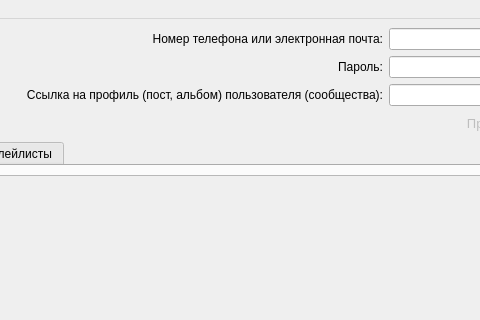
Above: src/vkmusicd/ui_files/mainwindow.ui from qwertyadrian/vk-music-downloader before the change; both pictures show x 128 to 608 and y 0 to 320 of the 877 by 581 pixel window. Below: the same form after it.
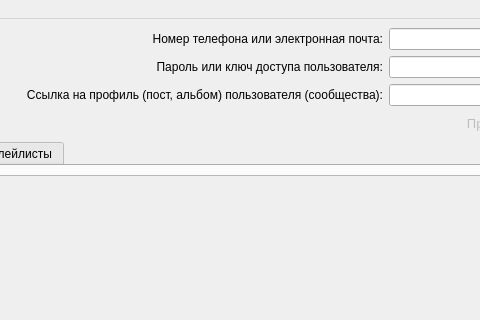
That is the form after the change. Icons and pictures are not drawn.

Commit message: Обновлена справка Обновлена информация о программе

```diff
--- a/src/vkmusicd/ui_files/mainwindow.ui
+++ b/src/vkmusicd/ui_files/mainwindow.ui
@@ -131,19 +131,6 @@
       </property>
      </widget>
     </item>
-    <item row="1" column="2" colspan="2">
-     <widget class="QLabel" name="password_text">
-      <property name="text">
-       <string>Пароль:</string>
-      </property>
-      <property name="alignment">
-       <set>Qt::AlignRight|Qt::AlignTrailing|Qt::AlignVCenter</set>
-      </property>
-      <property name="buddy">
-       <cstring>password</cstring>
-      </property>
-     </widget>
-    </item>
     <item row="5" column="3">
      <widget class="QPushButton" name="stop_button">
       <property name="sizePolicy">
@@ -342,6 +329,19 @@
       </property>
      </widget>
     </item>
+    <item row="1" column="1" colspan="3">
+     <widget class="QLabel" name="password_text">
+      <property name="text">
+       <string>Пароль или ключ доступа пользователя:</string>
+      </property>
+      <property name="alignment">
+       <set>Qt::AlignRight|Qt::AlignTrailing|Qt::AlignVCenter</set>
+      </property>
+      <property name="buddy">
+       <cstring>password</cstring>
+      </property>
+     </widget>
+    </item>
    </layout>
   </widget>
   <widget class="QMenuBar" name="menuBar">
```
Left out of the diff: 2 changed lines with no effect on the pictures. The commit also changes 7 other files.
